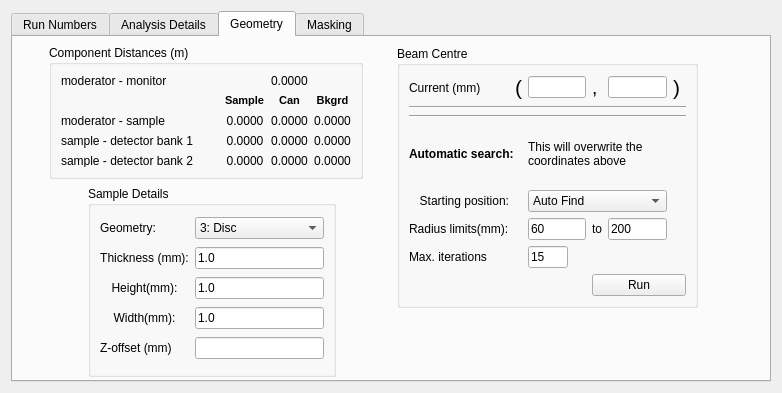
The window that Code/qtiplot/MantidQt/CustomInterfaces/inc/SANSRunWindow.ui (mantidproject/mantid) describes before a commit, drawn with Qt 5.
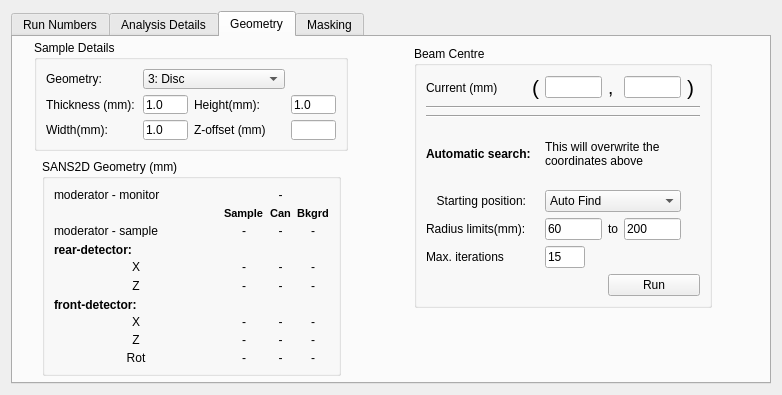
The same window after the commit. The open tabs and pages were chosen to show the change.

Commit message: Some reformatting of the SANS GUI. Re #636

```diff
--- a/Code/qtiplot/MantidQt/CustomInterfaces/inc/SANSRunWindow.ui
+++ b/Code/qtiplot/MantidQt/CustomInterfaces/inc/SANSRunWindow.ui
@@ -6,7 +6,7 @@
     <x>0</x>
     <y>0</y>
     <width>778</width>
-    <height>393</height>
+    <height>395</height>
    </rect>
   </property>
   <property name="windowTitle" >
@@ -1416,238 +1416,13 @@
       <attribute name="title" >
        <string>Geometry</string>
       </attribute>
-      <widget class="QGroupBox" name="groupBox_12" >
-       <property name="geometry" >
-        <rect>
-         <x>36</x>
-         <y>8</y>
-         <width>314</width>
-         <height>134</height>
-        </rect>
-       </property>
-       <property name="title" >
-        <string>Component Distances (m)</string>
-       </property>
-       <property name="checkable" >
-        <bool>false</bool>
-       </property>
-       <layout class="QGridLayout" name="gridLayout_6" >
-        <item row="1" column="1" >
-         <widget class="QLabel" name="label_35" >
-          <property name="text" >
-           <string>&lt;!DOCTYPE HTML PUBLIC "-//W3C//DTD HTML 4.0//EN" "http://www.w3.org/TR/REC-html40/strict.dtd">
-&lt;html>&lt;head>&lt;meta name="qrichtext" content="1" />&lt;style type="text/css">
-p, li { white-space: pre-wrap; }
-&lt;/style>&lt;/head>&lt;body style=" font-family:'MS Shell Dlg 2'; font-size:8.25pt; font-weight:400; font-style:normal;">
-&lt;p style=" margin-top:0px; margin-bottom:0px; margin-left:0px; margin-right:0px; -qt-block-indent:0; text-indent:0px;">&lt;span style=" font-size:8pt; font-weight:600;">Sample&lt;/span>&lt;/p>&lt;/body>&lt;/html></string>
-          </property>
-         </widget>
-        </item>
-        <item row="1" column="2" >
-         <widget class="QLabel" name="label_36" >
-          <property name="text" >
-           <string>&lt;!DOCTYPE HTML PUBLIC "-//W3C//DTD HTML 4.0//EN" "http://www.w3.org/TR/REC-html40/strict.dtd">
-&lt;html>&lt;head>&lt;meta name="qrichtext" content="1" />&lt;style type="text/css">
-p, li { white-space: pre-wrap; }
-&lt;/style>&lt;/head>&lt;body style=" font-family:'MS Shell Dlg 2'; font-size:8.25pt; font-weight:400; font-style:normal;">
-&lt;p style=" margin-top:0px; margin-bottom:0px; margin-left:0px; margin-right:0px; -qt-block-indent:0; text-indent:0px;">&lt;span style=" font-size:8pt; font-weight:600;">Can&lt;/span>&lt;/p>&lt;/body>&lt;/html></string>
-          </property>
-          <property name="alignment" >
-           <set>Qt::AlignCenter</set>
-          </property>
-         </widget>
-        </item>
-        <item row="1" column="0" >
-         <spacer name="horizontalSpacer_5" >
-          <property name="orientation" >
-           <enum>Qt::Horizontal</enum>
-          </property>
-          <property name="sizeHint" stdset="0" >
-           <size>
-            <width>40</width>
-            <height>20</height>
-           </size>
-          </property>
-         </spacer>
-        </item>
-        <item row="2" column="0" >
-         <widget class="QLabel" name="label_37" >
-          <property name="sizePolicy" >
-           <sizepolicy vsizetype="Preferred" hsizetype="Fixed" >
-            <horstretch>0</horstretch>
-            <verstretch>0</verstretch>
-           </sizepolicy>
-          </property>
-          <property name="text" >
-           <string>moderator - sample</string>
-          </property>
-         </widget>
-        </item>
-        <item row="3" column="0" >
-         <widget class="QLabel" name="label_38" >
-          <property name="sizePolicy" >
-           <sizepolicy vsizetype="Preferred" hsizetype="Fixed" >
-            <horstretch>0</horstretch>
-            <verstretch>0</verstretch>
-           </sizepolicy>
-          </property>
-          <property name="text" >
-           <string>sample - detector bank 1</string>
-          </property>
-         </widget>
-        </item>
-        <item row="2" column="1" >
-         <widget class="QLabel" name="dist_sample_ms" >
-          <property name="text" >
-           <string>0.0000</string>
-          </property>
-          <property name="alignment" >
-           <set>Qt::AlignCenter</set>
-          </property>
-          <property name="textInteractionFlags" >
-           <set>Qt::LinksAccessibleByMouse</set>
-          </property>
-         </widget>
-        </item>
-        <item row="2" column="2" >
-         <widget class="QLabel" name="dist_can_ms" >
-          <property name="text" >
-           <string>0.0000</string>
-          </property>
-          <property name="alignment" >
-           <set>Qt::AlignCenter</set>
-          </property>
-          <property name="textInteractionFlags" >
-           <set>Qt::LinksAccessibleByMouse</set>
-          </property>
-         </widget>
-        </item>
-        <item row="3" column="2" >
-         <widget class="QLabel" name="dist_can_sd1" >
-          <property name="text" >
-           <string>0.0000</string>
-          </property>
-          <property name="alignment" >
-           <set>Qt::AlignCenter</set>
-          </property>
-         </widget>
-        </item>
-        <item row="3" column="1" >
-         <widget class="QLabel" name="dist_sample_sd1" >
-          <property name="text" >
-           <string>0.0000</string>
-          </property>
-          <property name="alignment" >
-           <set>Qt::AlignCenter</set>
-          </property>
-         </widget>
-        </item>
-        <item row="4" column="0" >
-         <widget class="QLabel" name="label_39" >
-          <property name="sizePolicy" >
-           <sizepolicy vsizetype="Preferred" hsizetype="Fixed" >
-            <horstretch>0</horstretch>
-            <verstretch>0</verstretch>
-           </sizepolicy>
-          </property>
-          <property name="text" >
-           <string>sample - detector bank 2</string>
-          </property>
-         </widget>
-        </item>
-        <item row="4" column="1" >
-         <widget class="QLabel" name="dist_sample_sd2" >
-          <property name="text" >
-           <string>0.0000</string>
-          </property>
-          <property name="alignment" >
-           <set>Qt::AlignCenter</set>
-          </property>
-         </widget>
-        </item>
-        <item row="4" column="2" >
-         <widget class="QLabel" name="dist_can_sd2" >
-          <property name="text" >
-           <string>0.0000</string>
-          </property>
-          <property name="alignment" >
-           <set>Qt::AlignCenter</set>
-          </property>
-         </widget>
-        </item>
-        <item row="1" column="3" >
-         <widget class="QLabel" name="label_40" >
-          <property name="text" >
-           <string>&lt;!DOCTYPE HTML PUBLIC "-//W3C//DTD HTML 4.0//EN" "http://www.w3.org/TR/REC-html40/strict.dtd">
-&lt;html>&lt;head>&lt;meta name="qrichtext" content="1" />&lt;style type="text/css">
-p, li { white-space: pre-wrap; }
-&lt;/style>&lt;/head>&lt;body style=" font-family:'MS Shell Dlg 2'; font-size:8.25pt; font-weight:400; font-style:normal;">
-&lt;p style=" margin-top:0px; margin-bottom:0px; margin-left:0px; margin-right:0px; -qt-block-indent:0; text-indent:0px;">&lt;span style=" font-size:8pt; font-weight:600;">Bkgrd&lt;/span>&lt;/p>&lt;/body>&lt;/html></string>
-          </property>
-          <property name="alignment" >
-           <set>Qt::AlignCenter</set>
-          </property>
-         </widget>
-        </item>
-        <item row="2" column="3" >
-         <widget class="QLabel" name="dist_bkgd_ms" >
-          <property name="text" >
-           <string>0.0000</string>
-          </property>
-          <property name="alignment" >
-           <set>Qt::AlignCenter</set>
-          </property>
-          <property name="textInteractionFlags" >
-           <set>Qt::LinksAccessibleByMouse</set>
-          </property>
-         </widget>
-        </item>
-        <item row="3" column="3" >
-         <widget class="QLabel" name="dist_bkgd_sd1" >
-          <property name="text" >
-           <string>0.0000</string>
-          </property>
-          <property name="alignment" >
-           <set>Qt::AlignCenter</set>
-          </property>
-         </widget>
-        </item>
-        <item row="4" column="3" >
-         <widget class="QLabel" name="dist_bkgd_sd2" >
-          <property name="text" >
-           <string>0.0000</string>
-          </property>
-          <property name="alignment" >
-           <set>Qt::AlignCenter</set>
-          </property>
-         </widget>
-        </item>
-        <item row="0" column="2" >
-         <widget class="QLabel" name="dist_mod_mon" >
-          <property name="text" >
-           <string>0.0000</string>
-          </property>
-          <property name="textInteractionFlags" >
-           <set>Qt::LinksAccessibleByMouse</set>
-          </property>
-         </widget>
-        </item>
-        <item row="0" column="0" >
-         <widget class="QLabel" name="label_42" >
-          <property name="text" >
-           <string>moderator - monitor </string>
-          </property>
-         </widget>
-        </item>
-       </layout>
-      </widget>
       <widget class="QGroupBox" name="groupBox_8" >
        <property name="geometry" >
         <rect>
-         <x>75</x>
-         <y>149</y>
-         <width>248</width>
-         <height>191</height>
+         <x>21</x>
+         <y>3</y>
+         <width>314</width>
+         <height>111</height>
         </rect>
        </property>
        <property name="title" >
@@ -1661,8 +1436,14 @@
           </property>
          </widget>
         </item>
-        <item row="0" column="1" >
+        <item row="0" column="1" colspan="2" >
          <widget class="QComboBox" name="sample_geomid" >
+          <property name="maximumSize" >
+           <size>
+            <width>16777215</width>
+            <height>16777215</height>
+           </size>
+          </property>
           <property name="currentIndex" >
            <number>2</number>
           </property>
@@ -1683,81 +1464,112 @@
           </item>
          </widget>
         </item>
+        <item row="3" column="0" >
+         <widget class="QLabel" name="label_50" >
+          <property name="text" >
+           <string>Width(mm):</string>
+          </property>
+          <property name="alignment" >
+           <set>Qt::AlignLeading|Qt::AlignLeft|Qt::AlignVCenter</set>
+          </property>
+         </widget>
+        </item>
+        <item row="1" column="1" >
+         <widget class="QLineEdit" name="sample_thick" >
+          <property name="maximumSize" >
+           <size>
+            <width>45</width>
+            <height>16777215</height>
+           </size>
+          </property>
+          <property name="text" >
+           <string>1.0</string>
+          </property>
+         </widget>
+        </item>
+        <item row="3" column="1" >
+         <widget class="QLineEdit" name="sample_width" >
+          <property name="maximumSize" >
+           <size>
+            <width>45</width>
+            <height>16777215</height>
+           </size>
+          </property>
+          <property name="text" >
+           <string>1.0</string>
+          </property>
+         </widget>
+        </item>
         <item row="1" column="0" >
          <widget class="QLabel" name="label_48" >
           <property name="text" >
            <string>Thickness (mm):</string>
           </property>
           <property name="alignment" >
-           <set>Qt::AlignCenter</set>
+           <set>Qt::AlignLeading|Qt::AlignLeft|Qt::AlignVCenter</set>
           </property>
          </widget>
         </item>
-        <item row="2" column="0" >
+        <item row="1" column="2" >
          <widget class="QLabel" name="label_49" >
           <property name="text" >
            <string>Height(mm):</string>
           </property>
           <property name="alignment" >
-           <set>Qt::AlignCenter</set>
+           <set>Qt::AlignLeading|Qt::AlignLeft|Qt::AlignVCenter</set>
           </property>
          </widget>
         </item>
-        <item row="3" column="0" >
-         <widget class="QLabel" name="label_50" >
-          <property name="text" >
-           <string>Width(mm):</string>
-          </property>
-          <property name="alignment" >
-           <set>Qt::AlignCenter</set>
-          </property>
-         </widget>
-        </item>
-        <item row="1" column="1" >
-         <widget class="QLineEdit" name="sample_thick" >
-          <property name="text" >
-           <string>1.0</string>
-          </property>
-         </widget>
-        </item>
-        <item row="2" column="1" >
+        <item row="1" column="3" >
          <widget class="QLineEdit" name="sample_height" >
-          <property name="text" >
-           <string>1.0</string>
+          <property name="maximumSize" >
+           <size>
+            <width>45</width>
+            <height>16777215</height>
+           </size>
           </property>
-         </widget>
-        </item>
-        <item row="3" column="1" >
-         <widget class="QLineEdit" name="sample_width" >
           <property name="text" >
            <string>1.0</string>
           </property>
          </widget>
         </item>
-        <item row="4" column="0" >
+        <item row="3" column="2" >
          <widget class="QLabel" name="label_31" >
           <property name="text" >
            <string>Z-offset (mm)</string>
           </property>
          </widget>
         </item>
-        <item row="4" column="1" >
-         <widget class="QLineEdit" name="smpl_offset" />
+        <item row="3" column="3" >
+         <widget class="QLineEdit" name="smpl_offset" >
+          <property name="maximumSize" >
+           <size>
+            <width>45</width>
+            <height>16777215</height>
+           </size>
+          </property>
+         </widget>
         </item>
        </layout>
       </widget>
       <widget class="QGroupBox" name="groupBox_13" >
        <property name="geometry" >
         <rect>
-         <x>384</x>
+         <x>401</x>
          <y>9</y>
-         <width>301</width>
+         <width>298</width>
          <height>262</height>
         </rect>
        </property>
        <property name="title" >
         <string>Beam Centre</string>
        </property>
+       <property name="flat" >
+        <bool>false</bool>
+       </property>
+       <property name="checkable" >
+        <bool>false</bool>
+       </property>
        <layout class="QGridLayout" name="gridLayout_8" >
         <item row="0" column="0" >
          <widget class="QLabel" name="label_51" >
@@ -1952,6 +1764,703 @@
          </widget>
         </item>
        </layout>
+       <zorder>label_51</zorder>
+       <zorder>label_32</zorder>
+       <zorder>label_46</zorder>
+       <zorder>beam_y</zorder>
+       <zorder>label_44</zorder>
+       <zorder>label_56</zorder>
+       <zorder>beamstart_box</zorder>
+       <zorder>label_57</zorder>
+       <zorder>beam_rmin</zorder>
+       <zorder>beam_rmax</zorder>
+       <zorder>label_58</zorder>
+       <zorder>runcentreBtn</zorder>
+       <zorder>line</zorder>
+       <zorder>line_3</zorder>
+       <zorder>label_30</zorder>
+       <zorder>label_59</zorder>
+       <zorder>label_60</zorder>
+       <zorder>beam_iter</zorder>
+       <zorder>beam_x</zorder>
+      </widget>
+      <widget class="QStackedWidget" name="geom_stack" >
+       <property name="geometry" >
+        <rect>
+         <x>20</x>
+         <y>113</y>
+         <width>317</width>
+         <height>235</height>
+        </rect>
+       </property>
+       <property name="currentIndex" >
+        <number>1</number>
+       </property>
+       <widget class="QWidget" name="page_3" >
+        <layout class="QVBoxLayout" name="verticalLayout_8" >
+         <item>
+          <widget class="QGroupBox" name="loq_geometry" >
+           <property name="title" >
+            <string>LOQ Geometry (mm)</string>
+           </property>
+           <property name="checkable" >
+            <bool>false</bool>
+           </property>
+           <layout class="QGridLayout" name="gridLayout_7" >
+            <item row="1" column="1" >
+             <widget class="QLabel" name="label_52" >
+              <property name="text" >
+               <string>&lt;!DOCTYPE HTML PUBLIC "-//W3C//DTD HTML 4.0//EN" "http://www.w3.org/TR/REC-html40/strict.dtd">
+&lt;html>&lt;head>&lt;meta name="qrichtext" content="1" />&lt;style type="text/css">
+p, li { white-space: pre-wrap; }
+&lt;/style>&lt;/head>&lt;body style=" font-family:'MS Shell Dlg 2'; font-size:8.25pt; font-weight:400; font-style:normal;">
+&lt;p style=" margin-top:0px; margin-bottom:0px; margin-left:0px; margin-right:0px; -qt-block-indent:0; text-indent:0px;">&lt;span style=" font-size:8pt; font-weight:600;">Sample&lt;/span>&lt;/p>&lt;/body>&lt;/html></string>
+              </property>
+             </widget>
+            </item>
+            <item row="1" column="2" >
+             <widget class="QLabel" name="label_53" >
+              <property name="text" >
+               <string>&lt;!DOCTYPE HTML PUBLIC "-//W3C//DTD HTML 4.0//EN" "http://www.w3.org/TR/REC-html40/strict.dtd">
+&lt;html>&lt;head>&lt;meta name="qrichtext" content="1" />&lt;style type="text/css">
+p, li { white-space: pre-wrap; }
+&lt;/style>&lt;/head>&lt;body style=" font-family:'MS Shell Dlg 2'; font-size:8.25pt; font-weight:400; font-style:normal;">
+&lt;p style=" margin-top:0px; margin-bottom:0px; margin-left:0px; margin-right:0px; -qt-block-indent:0; text-indent:0px;">&lt;span style=" font-size:8pt; font-weight:600;">Can&lt;/span>&lt;/p>&lt;/body>&lt;/html></string>
+              </property>
+              <property name="alignment" >
+               <set>Qt::AlignCenter</set>
+              </property>
+             </widget>
+            </item>
+            <item row="1" column="0" >
+             <spacer name="horizontalSpacer_5" >
+              <property name="orientation" >
+               <enum>Qt::Horizontal</enum>
+              </property>
+              <property name="sizeHint" stdset="0" >
+               <size>
+                <width>40</width>
+                <height>20</height>
+               </size>
+              </property>
+             </spacer>
+            </item>
+            <item row="2" column="0" >
+             <widget class="QLabel" name="label_54" >
+              <property name="sizePolicy" >
+               <sizepolicy vsizetype="Preferred" hsizetype="Fixed" >
+                <horstretch>0</horstretch>
+                <verstretch>0</verstretch>
+               </sizepolicy>
+              </property>
+              <property name="text" >
+               <string>moderator - sample</string>
+              </property>
+             </widget>
+            </item>
+            <item row="3" column="0" >
+             <widget class="QLabel" name="label_55" >
+              <property name="sizePolicy" >
+               <sizepolicy vsizetype="Preferred" hsizetype="Fixed" >
+                <horstretch>0</horstretch>
+                <verstretch>0</verstretch>
+               </sizepolicy>
+              </property>
+              <property name="text" >
+               <string>sample - main-detector bank</string>
+              </property>
+             </widget>
+            </item>
+            <item row="2" column="1" >
+             <widget class="QLabel" name="dist_sample_ms" >
+              <property name="text" >
+               <string>-</string>
+              </property>
+              <property name="alignment" >
+               <set>Qt::AlignCenter</set>
+              </property>
+              <property name="textInteractionFlags" >
+               <set>Qt::LinksAccessibleByMouse</set>
+              </property>
+             </widget>
+            </item>
+            <item row="2" column="2" >
+             <widget class="QLabel" name="dist_can_ms" >
+              <property name="text" >
+               <string>-</string>
+              </property>
+              <property name="alignment" >
+               <set>Qt::AlignCenter</set>
+              </property>
+              <property name="textInteractionFlags" >
+               <set>Qt::LinksAccessibleByMouse</set>
+              </property>
+             </widget>
+            </item>
+            <item row="3" column="2" >
+             <widget class="QLabel" name="dist_can_mdb" >
+              <property name="text" >
+               <string>-</string>
+              </property>
+              <property name="alignment" >
+               <set>Qt::AlignCenter</set>
+              </property>
+             </widget>
+            </item>
+            <item row="3" column="1" >
+             <widget class="QLabel" name="dist_smp_mdb" >
+              <property name="text" >
+               <string>-</string>
+              </property>
+              <property name="alignment" >
+               <set>Qt::AlignCenter</set>
+              </property>
+             </widget>
+            </item>
+            <item row="4" column="0" >
+             <widget class="QLabel" name="label_61" >
+              <property name="sizePolicy" >
+               <sizepolicy vsizetype="Preferred" hsizetype="Fixed" >
+                <horstretch>0</horstretch>
+                <verstretch>0</verstretch>
+               </sizepolicy>
+              </property>
+              <property name="text" >
+               <string>sample - HAB</string>
+              </property>
+             </widget>
+            </item>
+            <item row="4" column="1" >
+             <widget class="QLabel" name="dist_smp_hab" >
+              <property name="text" >
+               <string>-</string>
+              </property>
+              <property name="alignment" >
+               <set>Qt::AlignCenter</set>
+              </property>
+             </widget>
+            </item>
+            <item row="4" column="2" >
+             <widget class="QLabel" name="dist_can_hab" >
+              <property name="text" >
+               <string>-</string>
+              </property>
+              <property name="alignment" >
+               <set>Qt::AlignCenter</set>
+              </property>
+             </widget>
+            </item>
+            <item row="1" column="3" >
+             <widget class="QLabel" name="label_62" >
+              <property name="text" >
+               <string>&lt;!DOCTYPE HTML PUBLIC "-//W3C//DTD HTML 4.0//EN" "http://www.w3.org/TR/REC-html40/strict.dtd">
+&lt;html>&lt;head>&lt;meta name="qrichtext" content="1" />&lt;style type="text/css">
+p, li { white-space: pre-wrap; }
+&lt;/style>&lt;/head>&lt;body style=" font-family:'MS Shell Dlg 2'; font-size:8.25pt; font-weight:400; font-style:normal;">
+&lt;p style=" margin-top:0px; margin-bottom:0px; margin-left:0px; margin-right:0px; -qt-block-indent:0; text-indent:0px;">&lt;span style=" font-size:8pt; font-weight:600;">Bkgrd&lt;/span>&lt;/p>&lt;/body>&lt;/html></string>
+              </property>
+              <property name="alignment" >
+               <set>Qt::AlignCenter</set>
+              </property>
+             </widget>
+            </item>
+            <item row="2" column="3" >
+             <widget class="QLabel" name="dist_bkgd_ms" >
+              <property name="text" >
+               <string>-</string>
+              </property>
+              <property name="alignment" >
+               <set>Qt::AlignCenter</set>
+              </property>
+              <property name="textInteractionFlags" >
+               <set>Qt::LinksAccessibleByMouse</set>
+              </property>
+             </widget>
+            </item>
+            <item row="3" column="3" >
+             <widget class="QLabel" name="dist_bkgd_mdb" >
+              <property name="text" >
+               <string>-</string>
+              </property>
+              <property name="alignment" >
+               <set>Qt::AlignCenter</set>
+              </property>
+             </widget>
+            </item>
+            <item row="4" column="3" >
+             <widget class="QLabel" name="dist_bkgd_hab" >
+              <property name="text" >
+               <string>-</string>
+              </property>
+              <property name="alignment" >
+               <set>Qt::AlignCenter</set>
+              </property>
+             </widget>
+            </item>
+            <item row="0" column="0" >
+             <widget class="QLabel" name="label_63" >
+              <property name="text" >
+               <string>moderator - monitor </string>
+              </property>
+             </widget>
+            </item>
+            <item row="0" column="2" >
+             <widget class="QLabel" name="dist_mod_mon" >
+              <property name="font" >
+               <font>
+                <pointsize>9</pointsize>
+                <weight>50</weight>
+                <bold>false</bold>
+               </font>
+              </property>
+              <property name="text" >
+               <string>-</string>
+              </property>
+              <property name="alignment" >
+               <set>Qt::AlignCenter</set>
+              </property>
+              <property name="textInteractionFlags" >
+               <set>Qt::LinksAccessibleByMouse</set>
+              </property>
+             </widget>
+            </item>
+           </layout>
+          </widget>
+         </item>
+         <item>
+          <spacer name="verticalSpacer" >
+           <property name="orientation" >
+            <enum>Qt::Vertical</enum>
+           </property>
+           <property name="sizeHint" stdset="0" >
+            <size>
+             <width>20</width>
+             <height>40</height>
+            </size>
+           </property>
+          </spacer>
+         </item>
+        </layout>
+       </widget>
+       <widget class="QWidget" name="page" >
+        <layout class="QHBoxLayout" name="horizontalLayout_41" >
+         <item>
+          <widget class="QGroupBox" name="groupBox_43" >
+           <property name="title" >
+            <string>SANS2D Geometry (mm)</string>
+           </property>
+           <property name="checkable" >
+            <bool>false</bool>
+           </property>
+           <layout class="QGridLayout" name="gridLayout_26" >
+            <item row="1" column="1" >
+             <widget class="QLabel" name="label_181" >
+              <property name="text" >
+               <string>&lt;!DOCTYPE HTML PUBLIC "-//W3C//DTD HTML 4.0//EN" "http://www.w3.org/TR/REC-html40/strict.dtd">
+&lt;html>&lt;head>&lt;meta name="qrichtext" content="1" />&lt;style type="text/css">
+p, li { white-space: pre-wrap; }
+&lt;/style>&lt;/head>&lt;body style=" font-family:'MS Shell Dlg 2'; font-size:8.25pt; font-weight:400; font-style:normal;">
+&lt;p style=" margin-top:0px; margin-bottom:0px; margin-left:0px; margin-right:0px; -qt-block-indent:0; text-indent:0px;">&lt;span style=" font-size:8pt; font-weight:600;">Sample&lt;/span>&lt;/p>&lt;/body>&lt;/html></string>
+              </property>
+             </widget>
+            </item>
+            <item row="1" column="2" >
+             <widget class="QLabel" name="label_182" >
+              <property name="text" >
+               <string>&lt;!DOCTYPE HTML PUBLIC "-//W3C//DTD HTML 4.0//EN" "http://www.w3.org/TR/REC-html40/strict.dtd">
+&lt;html>&lt;head>&lt;meta name="qrichtext" content="1" />&lt;style type="text/css">
+p, li { white-space: pre-wrap; }
+&lt;/style>&lt;/head>&lt;body style=" font-family:'MS Shell Dlg 2'; font-size:8.25pt; font-weight:400; font-style:normal;">
+&lt;p style=" margin-top:0px; margin-bottom:0px; margin-left:0px; margin-right:0px; -qt-block-indent:0; text-indent:0px;">&lt;span style=" font-size:8pt; font-weight:600;">Can&lt;/span>&lt;/p>&lt;/body>&lt;/html></string>
+              </property>
+              <property name="alignment" >
+               <set>Qt::AlignCenter</set>
+              </property>
+             </widget>
+            </item>
+            <item row="1" column="0" >
+             <spacer name="horizontalSpacer_5" >
+              <property name="orientation" >
+               <enum>Qt::Horizontal</enum>
+              </property>
+              <property name="sizeHint" stdset="0" >
+               <size>
+                <width>40</width>
+                <height>20</height>
+               </size>
+              </property>
+             </spacer>
+            </item>
+            <item row="2" column="0" >
+             <widget class="QLabel" name="label_183" >
+              <property name="sizePolicy" >
+               <sizepolicy vsizetype="Preferred" hsizetype="Fixed" >
+                <horstretch>0</horstretch>
+                <verstretch>0</verstretch>
+               </sizepolicy>
+              </property>
+              <property name="text" >
+               <string>moderator - sample</string>
+              </property>
+             </widget>
+            </item>
+            <item row="3" column="0" >
+             <widget class="QLabel" name="label_184" >
+              <property name="sizePolicy" >
+               <sizepolicy vsizetype="Preferred" hsizetype="Fixed" >
+                <horstretch>0</horstretch>
+                <verstretch>0</verstretch>
+               </sizepolicy>
+              </property>
+              <property name="text" >
+               <string>&lt;!DOCTYPE HTML PUBLIC "-//W3C//DTD HTML 4.0//EN" "http://www.w3.org/TR/REC-html40/strict.dtd">
+&lt;html>&lt;head>&lt;meta name="qrichtext" content="1" />&lt;style type="text/css">
+p, li { white-space: pre-wrap; }
+&lt;/style>&lt;/head>&lt;body style=" font-family:'Sans Serif'; font-size:9pt; font-weight:400; font-style:normal;">
+&lt;p style=" margin-top:0px; margin-bottom:0px; margin-left:0px; margin-right:0px; -qt-block-indent:0; text-indent:0px;">&lt;span style=" font-weight:600;">rear-detector:&lt;/span>&lt;/p>&lt;/body>&lt;/html></string>
+              </property>
+             </widget>
+            </item>
+            <item row="2" column="1" >
+             <widget class="QLabel" name="dist_sample_ms_s2d" >
+              <property name="text" >
+               <string>-</string>
+              </property>
+              <property name="alignment" >
+               <set>Qt::AlignCenter</set>
+              </property>
+              <property name="textInteractionFlags" >
+               <set>Qt::LinksAccessibleByMouse</set>
+              </property>
+             </widget>
+            </item>
+            <item row="2" column="2" >
+             <widget class="QLabel" name="dist_can_ms_s2d" >
+              <property name="text" >
+               <string>-</string>
+              </property>
+              <property name="alignment" >
+               <set>Qt::AlignCenter</set>
+              </property>
+              <property name="textInteractionFlags" >
+               <set>Qt::LinksAccessibleByMouse</set>
+              </property>
+             </widget>
+            </item>
+            <item row="1" column="3" >
+             <widget class="QLabel" name="label_185" >
+              <property name="text" >
+               <string>&lt;!DOCTYPE HTML PUBLIC "-//W3C//DTD HTML 4.0//EN" "http://www.w3.org/TR/REC-html40/strict.dtd">
+&lt;html>&lt;head>&lt;meta name="qrichtext" content="1" />&lt;style type="text/css">
+p, li { white-space: pre-wrap; }
+&lt;/style>&lt;/head>&lt;body style=" font-family:'MS Shell Dlg 2'; font-size:8.25pt; font-weight:400; font-style:normal;">
+&lt;p style=" margin-top:0px; margin-bottom:0px; margin-left:0px; margin-right:0px; -qt-block-indent:0; text-indent:0px;">&lt;span style=" font-size:8pt; font-weight:600;">Bkgrd&lt;/span>&lt;/p>&lt;/body>&lt;/html></string>
+              </property>
+              <property name="alignment" >
+               <set>Qt::AlignCenter</set>
+              </property>
+             </widget>
+            </item>
+            <item row="2" column="3" >
+             <widget class="QLabel" name="dist_bkgd_ms_s2d" >
+              <property name="text" >
+               <string>-</string>
+              </property>
+              <property name="alignment" >
+               <set>Qt::AlignCenter</set>
+              </property>
+              <property name="textInteractionFlags" >
+               <set>Qt::LinksAccessibleByMouse</set>
+              </property>
+             </widget>
+            </item>
+            <item row="0" column="2" >
+             <widget class="QLabel" name="dist_mon_s2d" >
+              <property name="text" >
+               <string>-</string>
+              </property>
+              <property name="alignment" >
+               <set>Qt::AlignCenter</set>
+              </property>
+              <property name="textInteractionFlags" >
+               <set>Qt::LinksAccessibleByMouse</set>
+              </property>
+             </widget>
+            </item>
+            <item row="0" column="0" colspan="2" >
+             <widget class="QLabel" name="label_186" >
+              <property name="text" >
+               <string>moderator - monitor </string>
+              </property>
+             </widget>
+            </item>
+            <item row="4" column="0" >
+             <widget class="QLabel" name="label_187" >
+              <property name="text" >
+               <string>X</string>
+              </property>
+              <property name="alignment" >
+               <set>Qt::AlignCenter</set>
+              </property>
+             </widget>
+            </item>
+            <item row="4" column="1" >
+             <widget class="QLabel" name="dist_smp_rearX" >
+              <property name="text" >
+               <string>-</string>
+              </property>
+              <property name="alignment" >
+               <set>Qt::AlignCenter</set>
+              </property>
+              <property name="textInteractionFlags" >
+               <set>Qt::LinksAccessibleByMouse</set>
+              </property>
+             </widget>
+            </item>
+            <item row="4" column="2" >
+             <widget class="QLabel" name="dist_can_rearX" >
+              <property name="text" >
+               <string>-</string>
+              </property>
+              <property name="alignment" >
+               <set>Qt::AlignCenter</set>
+              </property>
+              <property name="textInteractionFlags" >
+               <set>Qt::LinksAccessibleByMouse</set>
+              </property>
+             </widget>
+            </item>
+            <item row="4" column="3" >
+             <widget class="QLabel" name="dist_bkgd_rearX" >
+              <property name="text" >
+               <string>-</string>
+              </property>
+              <property name="alignment" >
+               <set>Qt::AlignCenter</set>
+              </property>
+              <property name="textInteractionFlags" >
+               <set>Qt::LinksAccessibleByMouse</set>
+              </property>
+             </widget>
+            </item>
+            <item row="5" column="0" >
+             <widget class="QLabel" name="label_188" >
+              <property name="text" >
+               <string>Z</string>
+              </property>
+              <property name="alignment" >
+               <set>Qt::AlignCenter</set>
+              </property>
+             </widget>
+            </item>
+            <item row="6" column="0" >
+             <widget class="QLabel" name="label_189" >
+              <property name="sizePolicy" >
+               <sizepolicy vsizetype="Preferred" hsizetype="Fixed" >
+                <horstretch>0</horstretch>
+                <verstretch>0</verstretch>
+               </sizepolicy>
+              </property>
+              <property name="text" >
+               <string>&lt;!DOCTYPE HTML PUBLIC "-//W3C//DTD HTML 4.0//EN" "http://www.w3.org/TR/REC-html40/strict.dtd">
+&lt;html>&lt;head>&lt;meta name="qrichtext" content="1" />&lt;style type="text/css">
+p, li { white-space: pre-wrap; }
+&lt;/style>&lt;/head>&lt;body style=" font-family:'Sans Serif'; font-size:9pt; font-weight:400; font-style:normal;">
+&lt;p style=" margin-top:0px; margin-bottom:0px; margin-left:0px; margin-right:0px; -qt-block-indent:0; text-indent:0px;">&lt;span style=" font-weight:600;">front-detector:&lt;/span>&lt;/p>&lt;/body>&lt;/html></string>
+              </property>
+             </widget>
+            </item>
+            <item row="7" column="0" >
+             <widget class="QLabel" name="label_190" >
+              <property name="text" >
+               <string>X</string>
+              </property>
+              <property name="alignment" >
+               <set>Qt::AlignCenter</set>
+              </property>
+             </widget>
+            </item>
+            <item row="8" column="0" >
+             <widget class="QLabel" name="label_191" >
+              <property name="text" >
+               <string>Z</string>
+              </property>
+              <property name="alignment" >
+               <set>Qt::AlignCenter</set>
+              </property>
+             </widget>
+            </item>
+            <item row="9" column="0" >
+             <widget class="QLabel" name="label_192" >
+              <property name="text" >
+               <string>Rot</string>
+              </property>
+              <property name="alignment" >
+               <set>Qt::AlignCenter</set>
+              </property>
+             </widget>
+            </item>
+            <item row="5" column="1" >
+             <widget class="QLabel" name="dist_smp_rearZ" >
+              <property name="text" >
+               <string>-</string>
+              </property>
+              <property name="alignment" >
+               <set>Qt::AlignCenter</set>
+              </property>
+              <property name="textInteractionFlags" >
+               <set>Qt::LinksAccessibleByMouse</set>
+              </property>
+             </widget>
+            </item>
+            <item row="5" column="2" >
+             <widget class="QLabel" name="dist_can_rearZ" >
+              <property name="text" >
+               <string>-</string>
+              </property>
+              <property name="alignment" >
+               <set>Qt::AlignCenter</set>
+              </property>
+              <property name="textInteractionFlags" >
+               <set>Qt::LinksAccessibleByMouse</set>
+              </property>
+             </widget>
+            </item>
+            <item row="5" column="3" >
+             <widget class="QLabel" name="dist_bkgd_rearZ" >
+              <property name="text" >
+               <string>-</string>
+              </property>
+              <property name="alignment" >
+               <set>Qt::AlignCenter</set>
+              </property>
+              <property name="textInteractionFlags" >
+               <set>Qt::LinksAccessibleByMouse</set>
+              </property>
+             </widget>
+            </item>
+            <item row="7" column="1" >
+             <widget class="QLabel" name="dist_smp_frontX" >
+              <property name="text" >
+               <string>-</string>
+              </property>
+              <property name="alignment" >
+               <set>Qt::AlignCenter</set>
+              </property>
+              <property name="textInteractionFlags" >
+               <set>Qt::LinksAccessibleByMouse</set>
+              </property>
+             </widget>
+            </item>
+            <item row="7" column="2" >
+             <widget class="QLabel" name="dist_can_frontX" >
+              <property name="text" >
+               <string>-</string>
+              </property>
+              <property name="alignment" >
+               <set>Qt::AlignCenter</set>
+              </property>
+              <property name="textInteractionFlags" >
+               <set>Qt::LinksAccessibleByMouse</set>
+              </property>
+             </widget>
+            </item>
+            <item row="7" column="3" >
+             <widget class="QLabel" name="dist_bkgd_frontX" >
+              <property name="text" >
+               <string>-</string>
+              </property>
+              <property name="alignment" >
+               <set>Qt::AlignCenter</set>
+              </property>
+              <property name="textInteractionFlags" >
+               <set>Qt::LinksAccessibleByMouse</set>
+              </property>
+             </widget>
+            </item>
+            <item row="8" column="1" >
+             <widget class="QLabel" name="dist_smp_frontZ" >
+              <property name="text" >
+               <string>-</string>
+              </property>
+              <property name="alignment" >
+               <set>Qt::AlignCenter</set>
+              </property>
+              <property name="textInteractionFlags" >
+               <set>Qt::LinksAccessibleByMouse</set>
+              </property>
+             </widget>
+            </item>
+            <item row="8" column="2" >
+             <widget class="QLabel" name="dist_can_frontZ" >
+              <property name="text" >
+               <string>-</string>
+              </property>
+              <property name="alignment" >
+               <set>Qt::AlignCenter</set>
+              </property>
+              <property name="textInteractionFlags" >
+               <set>Qt::LinksAccessibleByMouse</set>
+              </property>
+             </widget>
+            </item>
+            <item row="8" column="3" >
+             <widget class="QLabel" name="dist_bkgd_frontZ" >
+              <property name="text" >
+               <string>-</string>
+              </property>
+              <property name="alignment" >
+               <set>Qt::AlignCenter</set>
+              </property>
+              <property name="textInteractionFlags" >
+               <set>Qt::LinksAccessibleByMouse</set>
+              </property>
+             </widget>
+            </item>
+            <item row="9" column="1" >
+             <widget class="QLabel" name="rot_smp" >
+              <property name="text" >
+               <string>-</string>
+              </property>
+              <property name="alignment" >
+               <set>Qt::AlignCenter</set>
+              </property>
+              <property name="textInteractionFlags" >
+               <set>Qt::LinksAccessibleByMouse</set>
+              </property>
+             </widget>
+            </item>
+            <item row="9" column="2" >
+             <widget class="QLabel" name="rot_can" >
+              <property name="text" >
+               <string>-</string>
+              </property>
+              <property name="alignment" >
+               <set>Qt::AlignCenter</set>
+              </property>
+              <property name="textInteractionFlags" >
+               <set>Qt::LinksAccessibleByMouse</set>
+              </property>
+             </widget>
+            </item>
+            <item row="9" column="3" >
+             <widget class="QLabel" name="rot_bkgd" >
+              <property name="text" >
+               <string>-</string>
+              </property>
+              <property name="alignment" >
+               <set>Qt::AlignCenter</set>
+              </property>
+              <property name="textInteractionFlags" >
+               <set>Qt::LinksAccessibleByMouse</set>
+              </property>
+             </widget>
+            </item>
+           </layout>
+          </widget>
+         </item>
+        </layout>
+       </widget>
       </widget>
      </widget>
      <widget class="QWidget" name="tab_3" >
```
Left out of the diff: 66 changed lines with no effect on the pictures. The commit also changes 3 other files.
